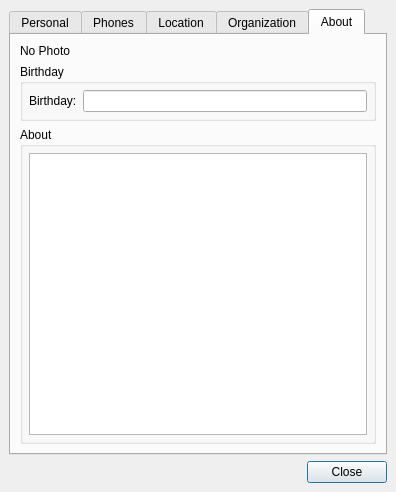
Above: vcard.ui from xmpp-graveyard/jabbim before the change. Below: the same form after it.
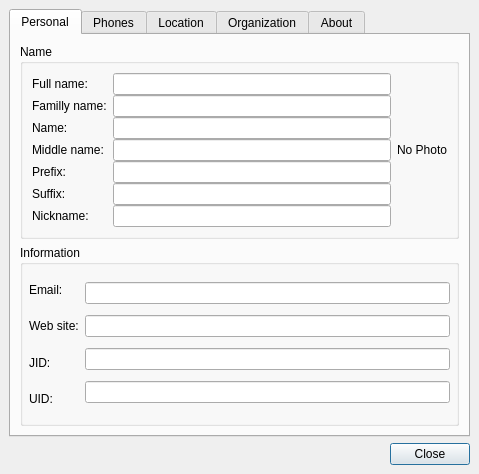
That is the form after the change.

Commit message: uprava generovani id zprav + zacatek prepisovani vcard

Patch:
```diff
--- a/vcard.ui
+++ b/vcard.ui
@@ -5,8 +5,8 @@
    <rect>
     <x>0</x>
     <y>0</y>
-    <width>396</width>
-    <height>492</height>
+    <width>479</width>
+    <height>474</height>
    </rect>
   </property>
   <property name="windowTitle" >
@@ -40,7 +40,7 @@
     </widget>
    </item>
    <item row="0" column="0" colspan="2" >
-    <widget class="QTabWidget" name="orgname" >
+    <widget class="QTabWidget" name="tab" >
      <property name="currentIndex" >
       <number>4</number>
      </property>
@@ -60,14 +60,27 @@
          <property name="title" >
           <string>Name</string>
          </property>
-         <layout class="QHBoxLayout" >
+         <layout class="QGridLayout" >
           <property name="margin" >
-           <number>6</number>
+           <number>9</number>
           </property>
           <property name="spacing" >
            <number>6</number>
           </property>
-          <item>
+          <item row="0" column="1" >
+           <widget class="QLabel" name="photo" >
+            <property name="maximumSize" >
+             <size>
+              <width>211</width>
+              <height>211</height>
+             </size>
+            </property>
+            <property name="text" >
+             <string>No Photo</string>
+            </property>
+           </widget>
+          </item>
+          <item row="0" column="0" >
            <layout class="QHBoxLayout" >
             <property name="margin" >
              <number>0</number>
@@ -81,7 +94,7 @@
                <number>0</number>
               </property>
               <property name="spacing" >
-               <number>6</number>
+               <number>0</number>
               </property>
               <item>
                <widget class="QLabel" name="label" >
@@ -140,7 +153,7 @@
                <number>0</number>
               </property>
               <property name="spacing" >
-               <number>6</number>
+               <number>0</number>
               </property>
               <item>
                <widget class="QLineEdit" name="fullname" />
@@ -196,7 +209,7 @@
                <number>0</number>
               </property>
               <property name="spacing" >
-               <number>6</number>
+               <number>0</number>
               </property>
               <item>
                <widget class="QLabel" name="label_10" >
@@ -234,7 +247,7 @@
                <number>0</number>
               </property>
               <property name="spacing" >
-               <number>6</number>
+               <number>0</number>
               </property>
               <item>
                <widget class="QLineEdit" name="email" />
@@ -718,7 +731,7 @@
                <number>2</number>
               </property>
               <item>
-               <widget class="QLineEdit" name="lineEdit_36" />
+               <widget class="QLineEdit" name="orgname" />
               </item>
               <item>
                <widget class="QLineEdit" name="orgunit" />
@@ -822,6 +835,24 @@
         <number>6</number>
        </property>
        <item row="1" column="0" >
+        <widget class="QGroupBox" name="groupBox_33" >
+         <property name="title" >
+          <string>About</string>
+         </property>
+         <layout class="QGridLayout" >
+          <property name="margin" >
+           <number>6</number>
+          </property>
+          <property name="spacing" >
+           <number>6</number>
+          </property>
+          <item row="0" column="0" >
+           <widget class="QTextEdit" name="about" />
+          </item>
+         </layout>
+        </widget>
+       </item>
+       <item row="0" column="0" >
         <widget class="QGroupBox" name="groupBox_32" >
          <property name="title" >
           <string>Birthday</string>
@@ -850,7 +881,7 @@
                <number>2</number>
               </property>
               <item>
-               <widget class="QLabel" name="label_38" >
+               <widget class="QLabel" name="birthdaylabel" >
                 <property name="text" >
                  <string>Birthday:</string>
                 </property>
@@ -876,31 +907,6 @@
          </layout>
         </widget>
        </item>
-       <item row="2" column="0" >
-        <widget class="QGroupBox" name="groupBox_33" >
-         <property name="title" >
-          <string>About</string>
-         </property>
-         <layout class="QGridLayout" >
-          <property name="margin" >
-           <number>6</number>
-          </property>
-          <property name="spacing" >
-           <number>6</number>
-          </property>
-          <item row="0" column="0" >
-           <widget class="QTextEdit" name="about" />
-          </item>
-         </layout>
-        </widget>
-       </item>
-       <item row="0" column="0" >
-        <widget class="QLabel" name="photo" >
-         <property name="text" >
-          <string>No Photo</string>
-         </property>
-        </widget>
-       </item>
       </layout>
      </widget>
     </widget>
```
Left out of the diff: 90 changed lines with no effect on the pictures. The commit also changes 5 other files.
